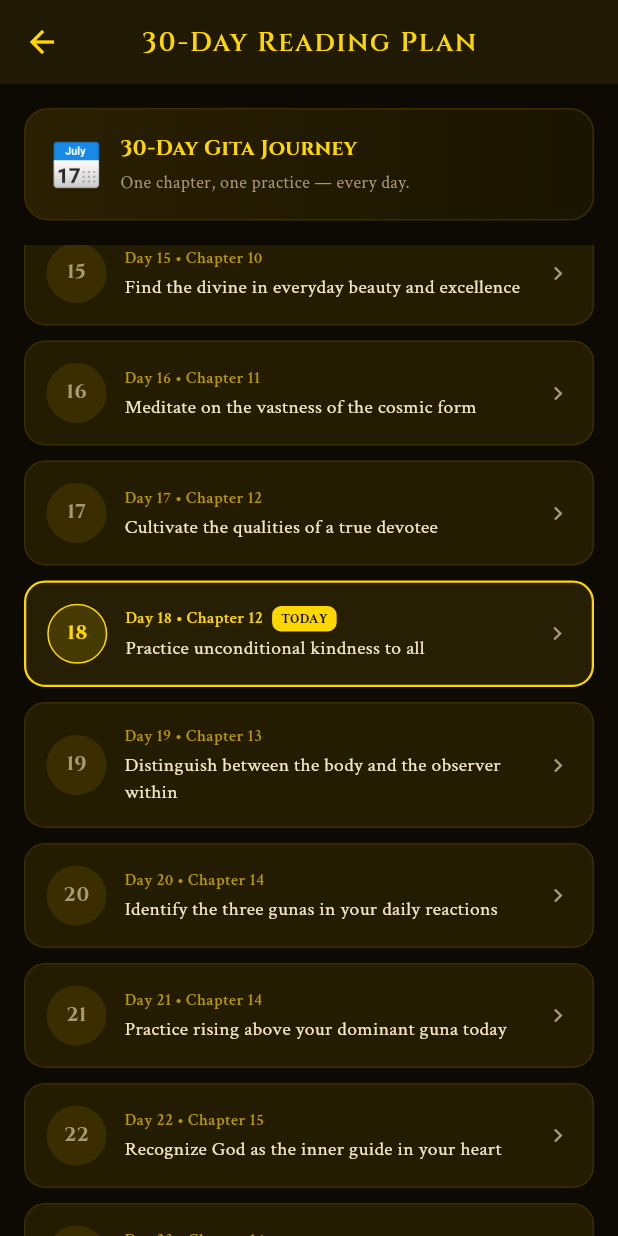
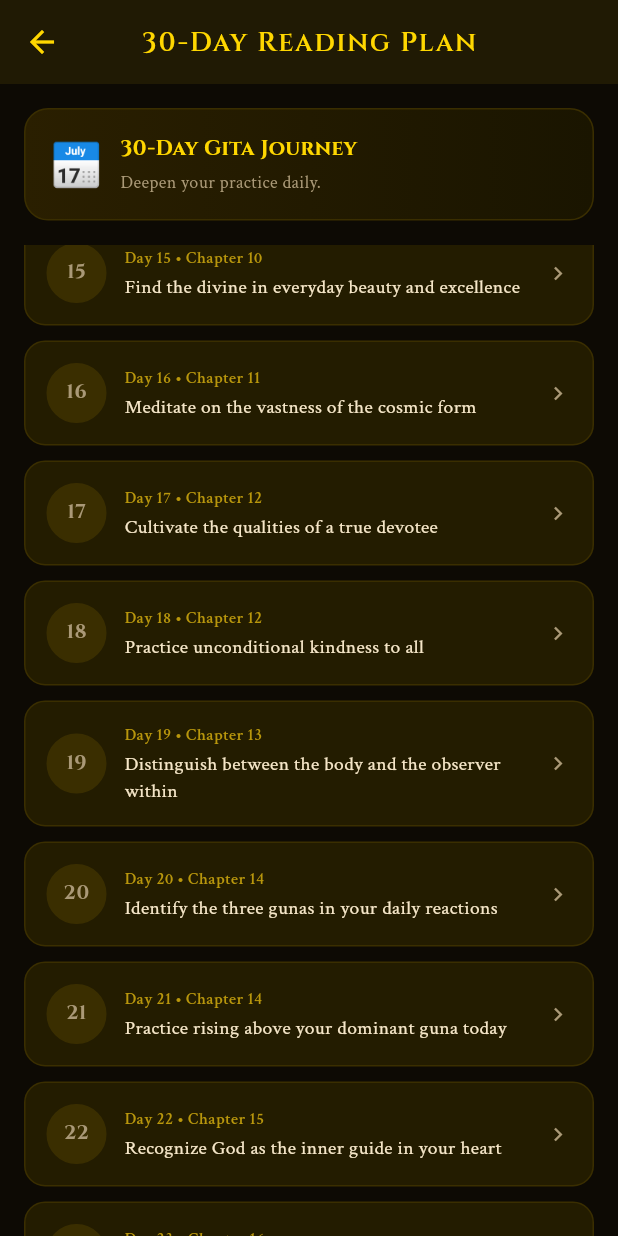
Before and after one commit to Kuldeep532/Geeta-Nexus, a Flutter app: the ReadingPlanScreen screen opened directly, scrolled down 1152 dp, on a phone screen of 412 x 824 dp. Run offline on Flutter 3.47's test engine with Material 3 defaults, Android fonts, the phone set to English and light mode, and no system bars; our stand-ins replace audioplayers, google_fonts, permission_handler, shared_preferences, wakelock_plus; accounts and stored records are empty; statements that could not run were skipped.

Commit message:
Fix string formatting and update current day logic
Updated the reading plan screen to fix string formatting and improve logic for tracking the current day and chapter selection.

```diff
--- a/lib/screens/reading_plan_screen.dart
+++ b/lib/screens/reading_plan_screen.dart
@@ -10,7 +10,7 @@ class ReadingPlanScreen extends StatelessWidget {
   const ReadingPlanScreen({super.key});
 
   static const _plan = [
-    {'day': 1, 'chapter': 1, 'focus': 'Understand Arjuna\'s crisis and why dharma matters'},
+    {'day': 1, 'chapter': 1, 'focus': "Understand Arjuna's crisis and why dharma matters"},
     {'day': 2, 'chapter': 2, 'focus': 'Learn about the eternal soul and begin karma yoga'},
     {'day': 3, 'chapter': 2, 'focus': 'Memorize verse 2.47 — the essence of karma yoga'},
     {'day': 4, 'chapter': 3, 'focus': 'Practice selfless service in daily actions'},
@@ -45,14 +45,16 @@ class ReadingPlanScreen extends StatelessWidget {
   @override
   Widget build(BuildContext context) {
     final state = context.watch<AppState>();
-    final now = DateTime.now();
-    final dayOfMonth = now.day;
+
+    // Fixed: Logic for tracking the current day of the plan
+    final currentDay = state.userCurrentDay ?? 1;
 
     return Scaffold(
       backgroundColor: kBg,
       appBar: AppBar(
         title: const Text('30-Day Reading Plan'),
         leading: const BackButton(),
+        elevation: 0,
       ),
       body: Column(
         children: [
@@ -65,37 +67,73 @@ class ReadingPlanScreen extends StatelessWidget {
                 final item = _plan[i];
                 final day = item['day'] as int;
                 final chapterNum = item['chapter'] as int;
-                final chapter =
-                    kChapters.firstWhere((c) => c.number == chapterNum);
+
+                // Fixed: Logic to safely find chapter
+                final chapter = kChapters.firstWhere(
+                  (c) => c.number == chapterNum,
+                  orElse: () => kChapters[0],
+                );
+
                 final isCompleted = state.isChapterCompleted(chapterNum);
-                final isToday = day == dayOfMonth;
+                final isToday = day == currentDay;
 
-                return GestureDetector(
+                return Padding(
+                  padding: const EdgeInsets.only(bottom: 10),
+                  child: InkWell(
                     onTap: () => Navigator.push(
                       context,
                       MaterialPageRoute(
-                          builder: (_) =>
-                              ChapterDetailScreen(chapter: chapter))),
+                        builder: (_) => ChapterDetailScreen(chapter: chapter),
+                      ),
+                    ),
+                    borderRadius: BorderRadius.circular(14),
                     child: Container(
-                    margin: const EdgeInsets.only(bottom: 10),
                       padding: const EdgeInsets.all(14),
                       decoration: BoxDecoration(
-                      color: isToday
-                          ? kGold.withOpacity(0.1)
-                          : kCard,
+                        color: isToday ? kGold.withOpacity(0.1) : kCard,
                         borderRadius: BorderRadius.circular(14),
                         border: Border.all(
-                        color: isToday
-                            ? kGold
-                            : isCompleted
-                                ? kGoldDim
-                                : kDivider,
+                          color: isToday ? kGold : (isCompleted ? kGoldDim : kDivider),
                           width: isToday ? 1.5 : 1,
                         ),
                       ),
                       child: Row(
                         children: [
-                        Container(
+                          _buildDayIndicator(day, isToday, isCompleted),
+                          const SizedBox(width: 12),
+                          Expanded(
+                            child: Column(
+                              crossAxisAlignment: CrossAxisAlignment.start,
+                              children: [
+                                _buildDayTitle(day, chapterNum, isToday),
+                                const SizedBox(height: 2),
+                                Text(
+                                  item['focus'] as String,
+                                  style: TextStyle(
+                                    color: isCompleted ? kTextDim : kText,
+                                    fontSize: 13,
+                                    height: 1.4,
+                                  ),
+                                ),
+                              ],
+                            ),
+                          ),
+                          const Icon(Icons.chevron_right, color: kTextDim, size: 18),
+                        ],
+                      ),
+                    ),
+                  ),
+                );
+              },
+            ),
+          ),
+        ],
+      ),
+    );
+  }
+
+  Widget _buildDayIndicator(int day, bool isToday, bool isCompleted) {
+    return Container(
       width: 40,
       height: 40,
       decoration: BoxDecoration(
@@ -106,80 +144,54 @@ class ReadingPlanScreen extends StatelessWidget {
                 ? kGold.withOpacity(0.15)
                 : kDivider,
         border: Border.all(
-                                color: isToday
-                                    ? kGold
-                                    : isCompleted
-                                        ? kGoldDim
-                                        : kDivider),
+          color: isToday ? kGold : (isCompleted ? kGoldDim : kDivider),
+        ),
       ),
       child: Center(
         child: isCompleted
-                                ? const Icon(Icons.check,
-                                    color: kGold, size: 18)
+            ? const Icon(Icons.check, color: kGold, size: 18)
             : Text(
                 '$day',
                 style: GoogleFonts.cinzel(
                   color: isToday ? kGold : kTextDim,
                   fontWeight: FontWeight.bold,
-                                        fontSize: 13),
+                  fontSize: 13,
                 ),
               ),
       ),
-                        const SizedBox(width: 12),
-                        Expanded(
-                          child: Column(
-                            crossAxisAlignment: CrossAxisAlignment.start,
-                            children: [
-                              Row(
+    );
+  }
+
+  Widget _buildDayTitle(int day, int chapterNum, bool isToday) {
+    return Row(
       children: [
         Text(
           'Day $day • Chapter $chapterNum',
           style: TextStyle(
             color: isToday ? kGold : kGoldDim,
             fontSize: 11,
-                                        fontWeight: FontWeight.w600),
+            fontWeight: FontWeight.w600,
+          ),
         ),
         if (isToday) ...[
           const SizedBox(width: 6),
           Container(
-                                      padding: const EdgeInsets.symmetric(
-                                          horizontal: 6, vertical: 2),
+            padding: const EdgeInsets.symmetric(horizontal: 6, vertical: 2),
             decoration: BoxDecoration(
               color: kGold,
-                                        borderRadius:
-                                            BorderRadius.circular(6),
+              borderRadius: BorderRadius.circular(6),
             ),
-                                      child: const Text('TODAY',
+            child: const Text(
+              'TODAY',
               style: TextStyle(
                 color: kBg,
                 fontSize: 9,
-                                              fontWeight: FontWeight.bold)),
+                fontWeight: FontWeight.bold,
+              ),
+            ),
           ),
         ],
       ],
-                              ),
-                              const SizedBox(height: 2),
-                              Text(
-                                item['focus'] as String,
-                                style: TextStyle(
-                                    color: isCompleted ? kTextDim : kText,
-                                    fontSize: 13,
-                                    height: 1.4),
-                              ),
-                            ],
-                          ),
-                        ),
-                        const Icon(Icons.chevron_right,
-                            color: kTextDim, size: 18),
-                      ],
-                    ),
-                  ),
-                );
-              },
-            ),
-          ),
-        ],
-      ),
     );
   }
 
@@ -202,14 +214,17 @@ class ReadingPlanScreen extends StatelessWidget {
             child: Column(
               crossAxisAlignment: CrossAxisAlignment.start,
               children: [
-                Text('30-Day Gita Journey',
+                Text(
+                  '30-Day Gita Journey',
                   style: GoogleFonts.cinzel(
                     color: kGold,
                     fontSize: 14,
-                        fontWeight: FontWeight.bold)),
+                    fontWeight: FontWeight.bold,
+                  ),
+                ),
                 const SizedBox(height: 4),
                 const Text(
-                  'One chapter, one practice — every day.',
+                  'Deepen your practice daily.',
                   style: TextStyle(color: kTextDim, fontSize: 12),
                 ),
               ],
```
Lines whose indentation alone changed are shown as unchanged.
